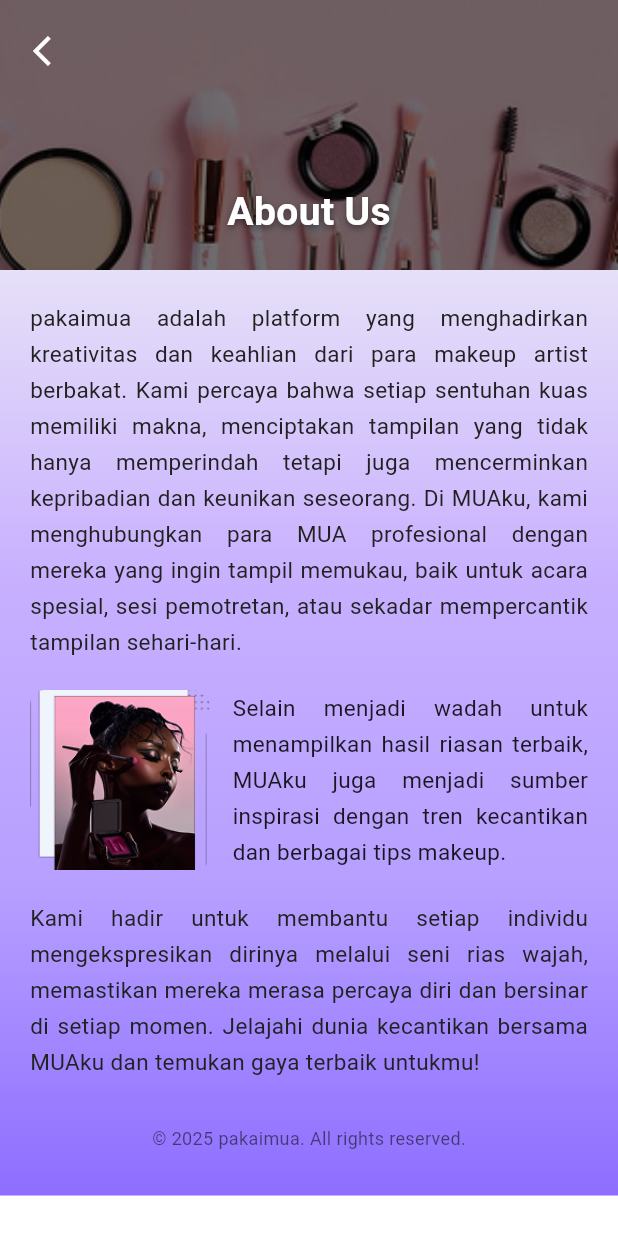
After one commit to Dimas21S/MUAku-Mobile, a Flutter app: the AboutUsPage screen opened directly, on a phone screen of 412 x 824 dp. The commit adds this screen. Run offline on Flutter 3.47's test engine with Material 3 defaults, Android fonts, the phone set to English and light mode, and no system bars; our stand-ins replace flutter_riverpod, shared_preferences; accounts and stored records are empty.

Commit message:
about us

```diff
--- a/lib/network/api.dart
+++ b/lib/network/api.dart
@@ -1,5 +1,4 @@
 import 'dart:convert';
-import 'package:http/http.dart' as http;
 import 'package:shared_preferences/shared_preferences.dart';
 
 class ApiService {
--- /dev/null
+++ b/lib/pages/about_us.dart
@@ -0,0 +1,145 @@
+import 'package:flutter/material.dart';
+
+class AboutUsPage extends StatelessWidget {
+  const AboutUsPage({super.key});
+
+  @override
+  Widget build(BuildContext context) {
+    return Scaffold(
+      backgroundColor: Colors.white,
+      body: SafeArea(
+        child: SingleChildScrollView(
+          child: Column(
+            crossAxisAlignment: CrossAxisAlignment.start,
+            children: [
+              // Bagian Header dengan background image dan judul
+              Stack(
+                children: [
+                  Container(
+                    height: 180,
+                    decoration: const BoxDecoration(
+                      image: DecorationImage(
+                        image: AssetImage('assets/images/about_us.png'),
+                        fit: BoxFit.cover,
+                      ),
+                    ),
+                  ),
+                  Positioned(
+                    top: 10,
+                    left: 10,
+                    child: IconButton(
+                      icon: const Icon(Icons.arrow_back_ios, color: Colors.white),
+                      onPressed: () => Navigator.pop(context),
+                    ),
+                  ),
+                  const Positioned(
+                    bottom: 20,
+                    left: 0,
+                    right: 0,
+                    child: Center(
+                      child: Text(
+                        "About Us",
+                        style: TextStyle(
+                          color: Colors.white,
+                          fontSize: 26,
+                          fontWeight: FontWeight.bold,
+                          shadows: [
+                            Shadow(
+                              offset: Offset(0, 2),
+                              blurRadius: 6,
+                              color: Colors.black45,
+                            )
+                          ],
+                        ),
+                      ),
+                    ),
+                  ),
+                ],
+              ),
+
+              // Konten utama dengan gradient background
+              Container(
+                decoration: const BoxDecoration(
+                  gradient: LinearGradient(
+                    colors: [
+                      Color(0xFFe6e0f8),
+                      Color(0xFFc8b0ff),
+                      Color(0xFFb69fff),
+                      Color(0xFF8d6eff),
+                    ],
+                    begin: Alignment.topCenter,
+                    end: Alignment.bottomCenter,
+                  ),
+                ),
+                padding: const EdgeInsets.all(20),
+                child: Column(
+                  children: [
+                    Text(
+                      "pakaimua adalah platform yang menghadirkan kreativitas dan keahlian dari para makeup artist berbakat. Kami percaya bahwa setiap sentuhan kuas memiliki makna, menciptakan tampilan yang tidak hanya memperindah tetapi juga mencerminkan kepribadian dan keunikan seseorang. Di MUAku, kami menghubungkan para MUA profesional dengan mereka yang ingin tampil memukau, baik untuk acara spesial, sesi pemotretan, atau sekadar mempercantik tampilan sehari-hari.",
+                      style: TextStyle(
+                        color: Colors.grey[900],
+                        fontSize: 15,
+                        height: 1.6,
+                      ),
+                      textAlign: TextAlign.justify,
+                    ),
+                    const SizedBox(height: 20),
+
+                    // Gambar dan teks samping
+                    Row(
+                      crossAxisAlignment: CrossAxisAlignment.start,
+                      children: [
+                        ClipRRect(
+                          borderRadius: BorderRadius.circular(10),
+                          child: Image.asset(
+                            'assets/images/about_us1.png',
+                            width: 120,
+                            height: 120,
+                            fit: BoxFit.cover,
+                          ),
+                        ),
+                        const SizedBox(width: 15),
+                        const Expanded(
+                          child: Text(
+                            "Selain menjadi wadah untuk menampilkan hasil riasan terbaik, MUAku juga menjadi sumber inspirasi dengan tren kecantikan dan berbagai tips makeup.",
+                            style: TextStyle(
+                              color: Colors.black87,
+                              fontSize: 15,
+                              height: 1.6,
+                            ),
+                            textAlign: TextAlign.justify,
+                          ),
+                        ),
+                      ],
+                    ),
+                    const SizedBox(height: 20),
+
+                    Text(
+                      "Kami hadir untuk membantu setiap individu mengekspresikan dirinya melalui seni rias wajah, memastikan mereka merasa percaya diri dan bersinar di setiap momen. Jelajahi dunia kecantikan bersama MUAku dan temukan gaya terbaik untukmu!",
+                      style: TextStyle(
+                        color: Colors.grey[900],
+                        fontSize: 15,
+                        height: 1.6,
+                      ),
+                      textAlign: TextAlign.justify,
+                    ),
+                    const SizedBox(height: 30),
+
+                    const Text(
+                      "© 2025 pakaimua. All rights reserved.",
+                      style: TextStyle(
+                        color: Colors.black54,
+                        fontSize: 12,
+                      ),
+                    ),
+                    const SizedBox(height: 10),
+                  ],
+                ),
+              ),
+            ],
+          ),
+        ),
+      ),
+    );
+  }
+}
--- a/lib/providers/booking_provider.dart
+++ b/lib/providers/booking_provider.dart
@@ -1,5 +1,4 @@
 import 'package:carimua/models/booking_model.dart';
-import 'package:carimua/models/user_model.dart';
 import 'package:flutter_riverpod/flutter_riverpod.dart';
 
 class BookingNotifier extends Notifier<BookingModel> {
```
Also changed, not shown: lib/main.dart (+1 -15 lines), pubspec.yaml (+3 -64 lines), assets/images/about_us.png (added), assets/images/about_us1.png (added), 1 other file.
